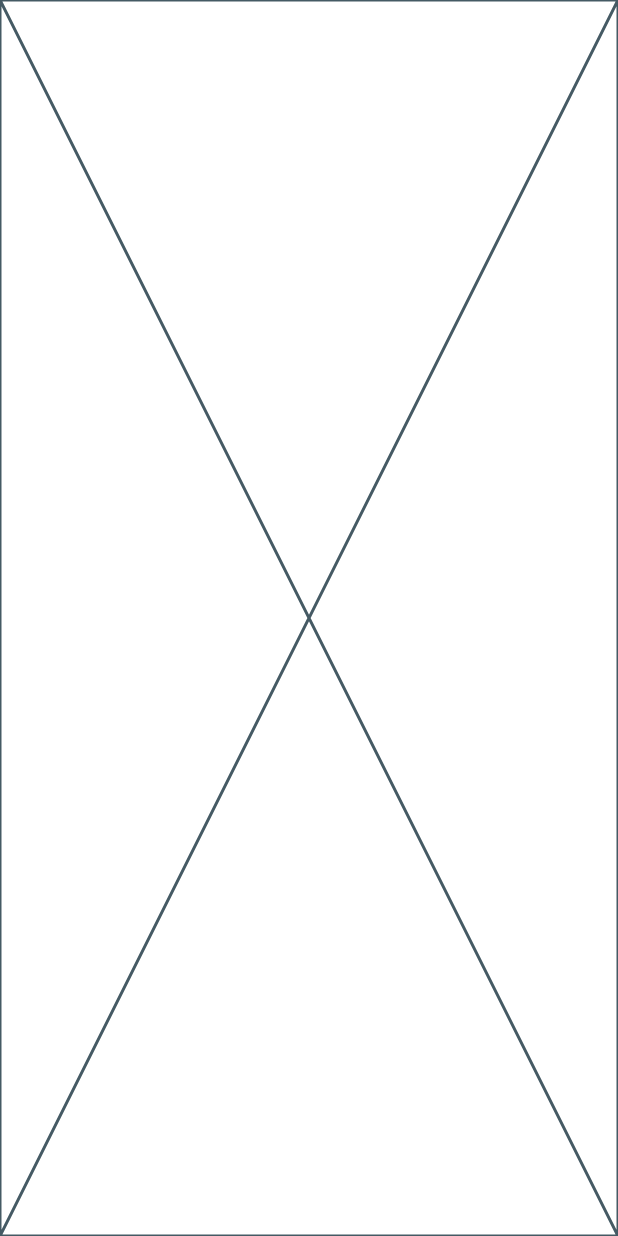
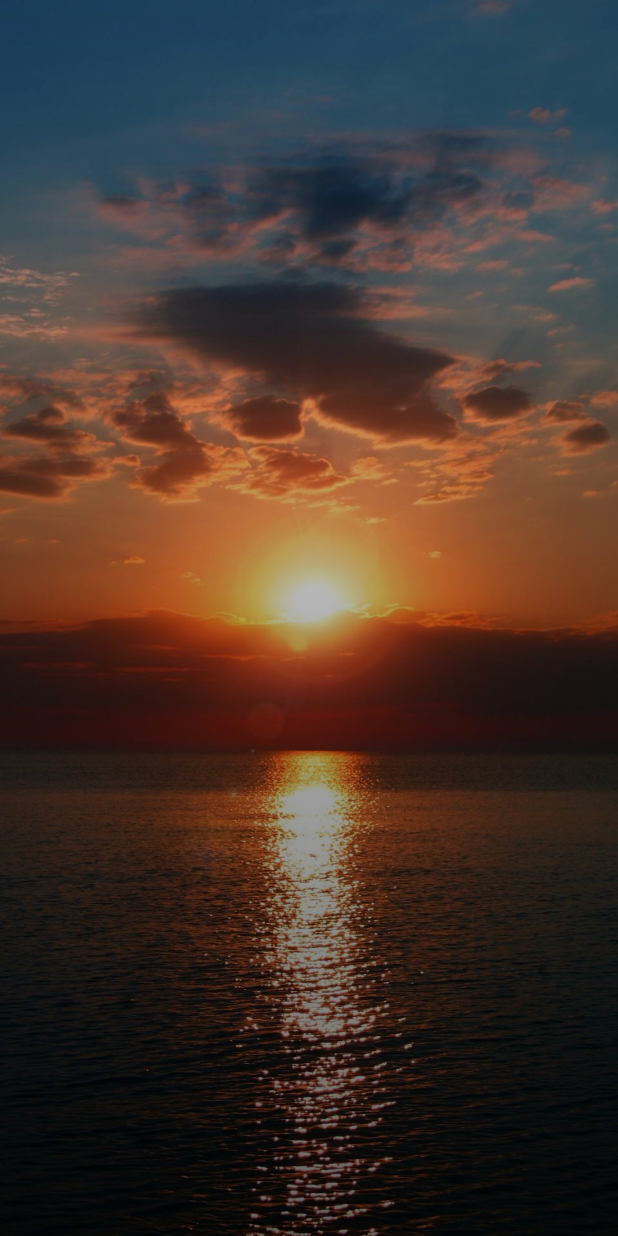
Before and after one commit to Devdeejay27/Stroll-UI, a Flutter app: the screen it shows after launch, on a phone screen of 412 x 824 dp. Run offline on Flutter 3.47's test engine with Material 3 defaults, Android fonts, the phone set to English and light mode, and no system bars.

```diff
--- a/lib/main.dart
+++ b/lib/main.dart
@@ -1,4 +1,5 @@
 import 'package:flutter/material.dart';
+import 'package:stroll/screens/stroll_ui_screen.dart';
 
 void main() {
   runApp(const MyApp());
@@ -9,6 +10,11 @@ class MyApp extends StatelessWidget {
 
   @override
   Widget build(BuildContext context) {
-    return const Placeholder();
+    return MaterialApp(
+      debugShowCheckedModeBanner: false,
+      title: 'Stroll UI',
+      theme: ThemeData.dark(),
+      home: const StrollUiScreen(),
+    );
   }
 }
--- /dev/null
+++ b/lib/screens/stroll_ui_screen.dart
@@ -0,0 +1,34 @@
+import 'package:flutter/material.dart';
+
+class StrollUiScreen extends StatelessWidget {
+  const StrollUiScreen({super.key});
+
+  @override
+  Widget build(BuildContext context) {
+    return Scaffold(
+      body: Stack(
+        children: [
+          // Sunset image in the background
+          Container(
+            decoration: const BoxDecoration(
+              image: DecorationImage(
+                image: AssetImage('assets/images/sunset.jpg'),
+                fit: BoxFit.cover,
+              ),
+            ),
+          ),
+          // Gradient overlay
+          Container(
+            decoration: BoxDecoration(
+              gradient: LinearGradient(
+                colors: [Colors.black.withOpacity(0.6), Colors.transparent],
+                begin: Alignment.bottomCenter,
+                end: Alignment.topCenter,
+              ),
+            ),
+          )
+        ],
+      ),
+    );
+  }
+}
--- a/pubspec.yaml
+++ b/pubspec.yaml
@@ -2,7 +2,7 @@ name: stroll
 description: "A new Flutter project."
 # The following line prevents the package from being accidentally published to
 # pub.dev using `flutter pub publish`. This is preferred for private packages.
-publish_to: 'none' # Remove this line if you wish to publish to pub.dev
+publish_to: "none" # Remove this line if you wish to publish to pub.dev
 
 # The following defines the version and build number for your application.
 # A version number is three numbers separated by dots, like 1.2.43
@@ -31,7 +31,6 @@ dependencies:
   flutter:
     sdk: flutter
 
-
   # The following adds the Cupertino Icons font to your application.
   # Use with the CupertinoIcons class for iOS style icons.
   cupertino_icons: ^1.0.8
@@ -52,6 +51,8 @@ dev_dependencies:
 
 # The following section is specific to Flutter packages.
 flutter:
+  assets:
+    - assets/images/
 
   # The following line ensures that the Material Icons font is
   # included with your application, so that you can use the icons in
```
Also changed, not shown: assets/images/sunset.jpg (added).
